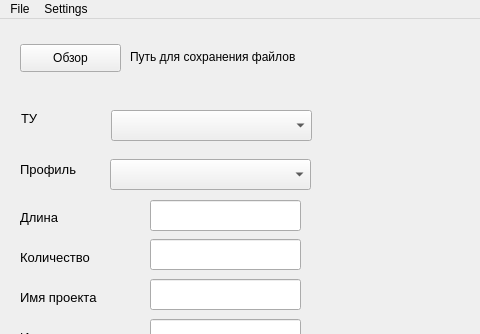
Above: LimboQT.ui from WatchMeGuys/Construct before the change; both pictures show x 0 to 480 and y 0 to 334 of the 1200 by 720 pixel window. Below: the same form after it.
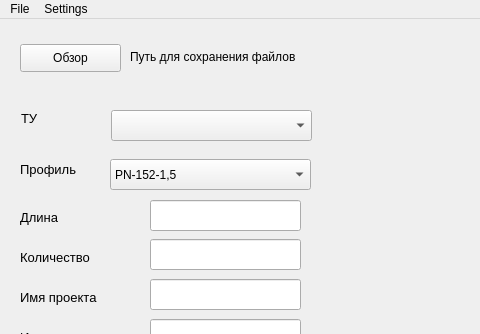
That is the form after the change. Icons and pictures are not drawn.

Patch:
```diff
--- a/LimboQT.ui
+++ b/LimboQT.ui
@@ -215,11 +215,6 @@
       <height>31</height>
      </rect>
     </property>
-    <item>
-     <property name="text">
-      <string/>
-     </property>
-    </item>
     <item>
      <property name="text">
       <string>PN-152-1,5</string>
```
